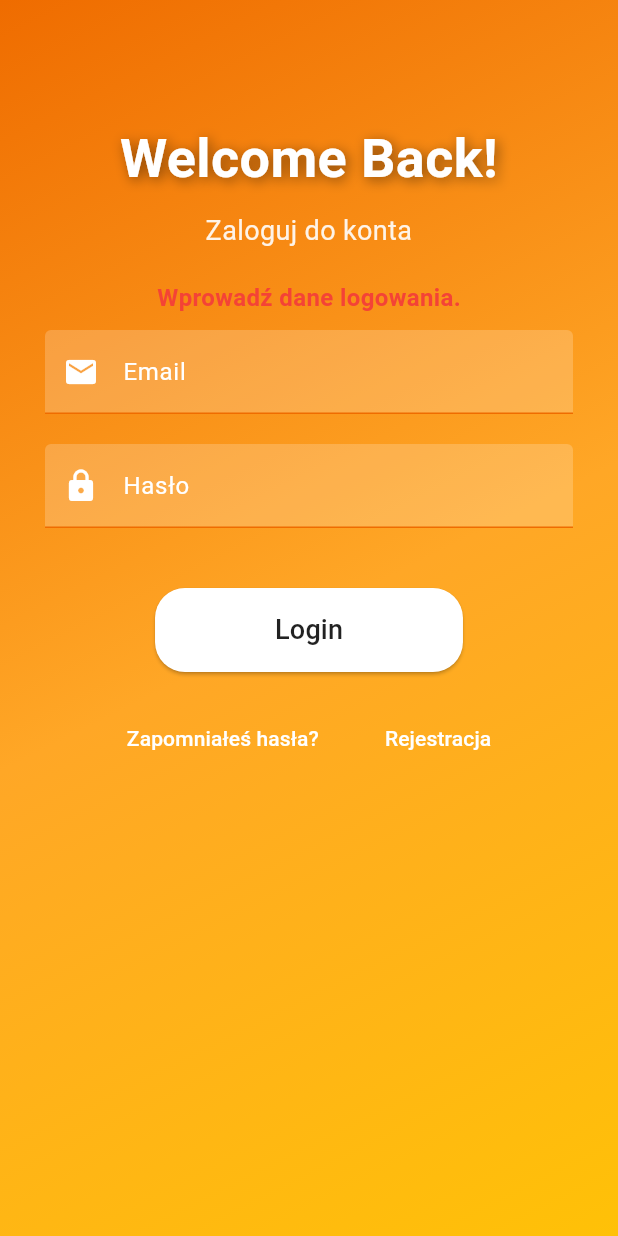
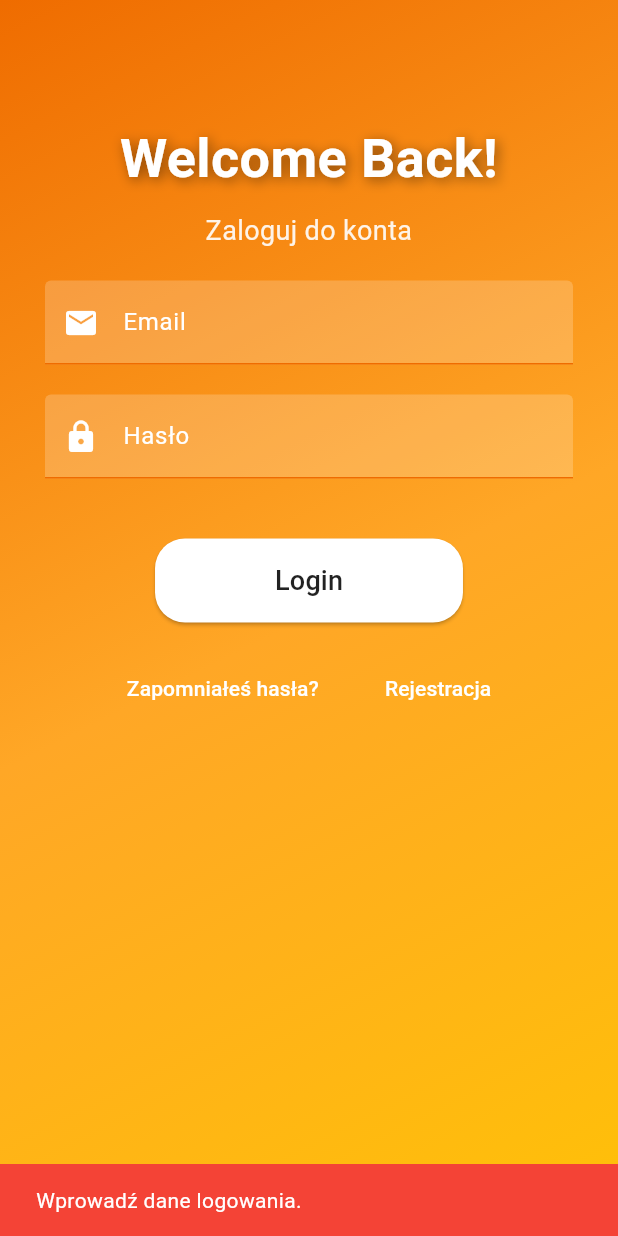
Before and after one commit to tofix96/stutask, a Flutter app: the screen it shows after launch, after a tap on "Login", on a phone screen of 412 x 824 dp. Run offline on Flutter 3.47's test engine with Material 3 defaults, Android fonts, the phone set to English and light mode, and no system bars; our stand-ins replace cloud_firestore, firebase_auth, firebase_core, firebase_storage, image_picker; missing offline and left inert: firebase_app_check; accounts and stored records are empty; network calls fail.

Commit message:
progress - account verification

```diff
--- a/lib/main.dart
+++ b/lib/main.dart
@@ -46,6 +46,9 @@ void main() async {
       providers: [
         Provider<UserService>(create: (_) => UserService()),
         Provider<TaskService>(create: (_) => TaskService()),
+        Provider<custom_auth.AuthProvider>(
+          create: (_) => custom_auth.AuthProvider(),
+        ),
       ],
       child: const MyApp(),
     ),
--- a/lib/screens/auth/login_screen.dart
+++ b/lib/screens/auth/login_screen.dart
@@ -168,18 +168,42 @@ class _LoginPageState extends State<LoginPage> {
     final password = _passwordController.text.trim();
 
     if (email.isEmpty || password.isEmpty) {
-      setState(() {
-        _errorMessage = 'Wprowadź dane logowania.';
-      });
+      ScaffoldMessenger.of(context).showSnackBar(
+        SnackBar(
+          content: Text('Wprowadź dane logowania.'),
+          backgroundColor: Colors.red,
+        ),
+      );
       return;
     }
 
     try {
-      await _screenController.loginUser(context, email, password);
+      final user = await screenController.loginUser(context, email, password);
+
+      if (user == null) {
+        ScaffoldMessenger.of(context).showSnackBar(
+          SnackBar(
+            content: Text(
+                'Nieprawidłowy email, hasło lub brak weryfikacji e-maila.'),
+            backgroundColor: Colors.red,
+          ),
+        );
+      } else {
+        ScaffoldMessenger.of(context).showSnackBar(
+          SnackBar(
+            content: Text('Logowanie zakończone sukcesem!'),
+            backgroundColor: Colors.green,
+          ),
+        );
+        // Przejdź do następnego ekranu
+      }
     } catch (e) {
-      setState(() {
-        _errorMessage = 'Nieprawidłowy email lub hasło.';
-      });
+      ScaffoldMessenger.of(context).showSnackBar(
+        SnackBar(
+          content: Text('Wystąpił błąd podczas logowania.'),
+          backgroundColor: Colors.red,
+        ),
+      );
     }
   }
 }
```
Also changed, not shown: lib/bloc/auth_providers.dart (+28 -13 lines), lib/bloc/screen_controller.dart (+5 -5 lines), lib/data/firebase_data.dart (deleted).
